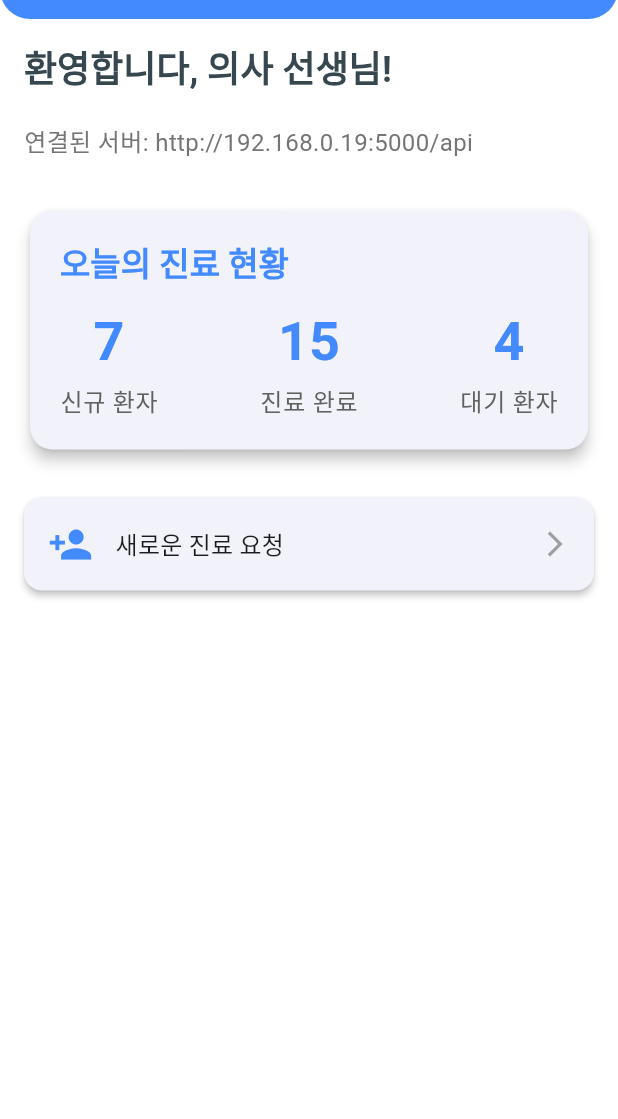
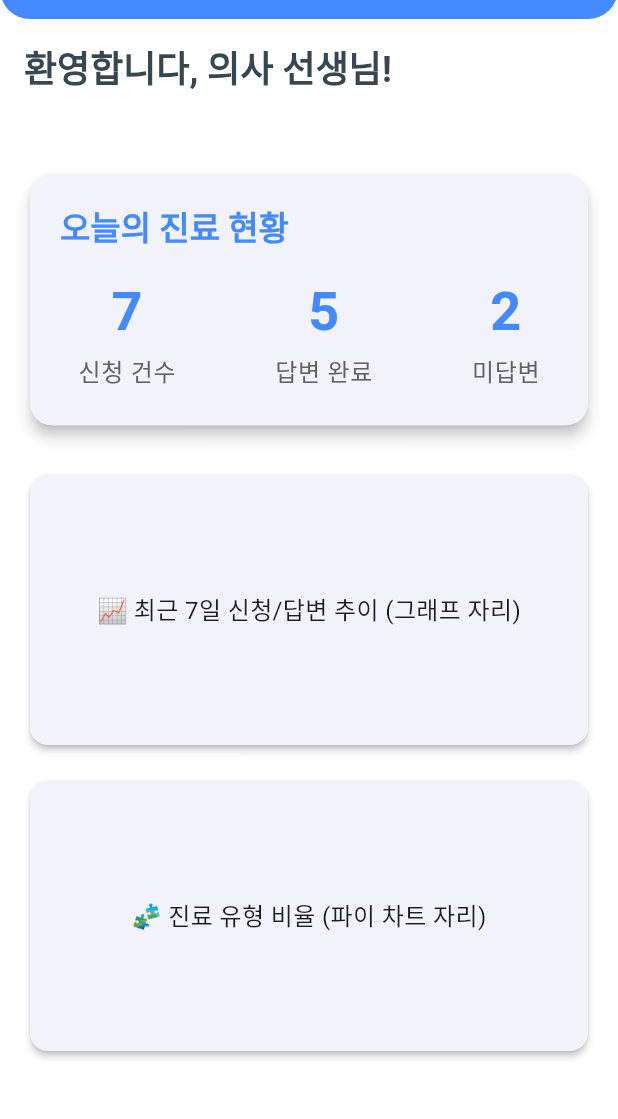
Before and after one commit to Lee-Jong-Hyuk-92/MediTooth, a Flutter app: the DRealHomeScreen screen opened by its route, in the side drawer, after a tap on the "notifications" icon, on a phone screen of 412 x 824 dp, the part 65-1184 px from its top. Run offline on Flutter 3.47's test engine with Material 3 defaults, Android fonts, the phone set to English and light mode, and no system bars; our stand-ins replace go_router, image_picker, permission_handler, plugin_platform_interface.

Commit message:
25007161509

```diff
--- a/example/lib/presentation/screens/doctor/d_real_home_screen.dart
+++ b/example/lib/presentation/screens/doctor/d_real_home_screen.dart
@@ -4,235 +4,159 @@ import 'package:provider/provider.dart';
 
 import '/presentation/viewmodel/doctor/d_dashboard_viewmodel.dart';
 
+//--------------------------------------------------------------
+//  DoctorDrawer
+//--------------------------------------------------------------
 class DoctorDrawer extends StatelessWidget {
   final String baseUrl;
-
-  const DoctorDrawer({Key? key, required this.baseUrl}) : super(key: key);
+  const DoctorDrawer({super.key, required this.baseUrl});
 
   @override
   Widget build(BuildContext context) {
     return Drawer(
       child: ListView(
         padding: EdgeInsets.zero,
-        children: <Widget>[
-          Container(
-            height: 120,
-            decoration: const BoxDecoration(
-              color: Colors.blue,
-              borderRadius: BorderRadius.only(
-                bottomRight: Radius.circular(20),
-              ),
-            ),
-            padding: const EdgeInsets.symmetric(horizontal: 16.0, vertical: 8.0),
-            child: SafeArea(
-              child: Row(
-                mainAxisAlignment: MainAxisAlignment.spaceBetween,
-                crossAxisAlignment: CrossAxisAlignment.center,
         children: [
-                  Text(
-                    'TOOTH AI 닥터 메뉴',
-                    style: Theme.of(context).textTheme.titleLarge?.copyWith(
-                          color: Colors.white,
-                          fontWeight: FontWeight.bold,
-                        ),
-                  ),
-                  IconButton(
-                    icon: const Icon(Icons.logout, color: Colors.white),
-                    onPressed: () {
-                      context.go('/login');
-                    },
-                    tooltip: '로그아웃',
-                  ),
-                ],
-              ),
-            ),
-          ),
-          _buildDrawerItem(
-            context,
-            icon: Icons.home,
-            title: '홈',
-            onTap: () {
-              Navigator.pop(context);
-              context.go('/d_home', extra: baseUrl);
-            },
-          ),
-          _buildDrawerItem(
-            context,
-            icon: Icons.personal_injury,
-            title: '비대면 진료 신청',
-            onTap: () {
-              Navigator.pop(context);
-              context.go('/d_dashboard', extra: baseUrl);
-            },
-          ),
-          _buildDrawerItem(
-            context,
-            icon: Icons.assignment,
-            title: '진료 결과',
-            onTap: () {
-              Navigator.pop(context);
-              context.go('/d_inference_result', extra: baseUrl);
-            },
-          ),
-          _buildDrawerItem(
-            context,
-            icon: Icons.event,
-            title: '진료 캘린더',
-            onTap: () {
-              Navigator.pop(context);
-              context.go('/d_calendar', extra: baseUrl);
-            },
-          ),
-          _buildDrawerItem(
-            context,
-            icon: Icons.people,
-            title: '환자 목록',
-            onTap: () {
-              Navigator.pop(context);
-              context.go('/d_patients', extra: baseUrl);
-            },
-          ),
+          _buildHeader(context),
+          _drawerItem(context, Icons.home, '홈', '/d_home'),
+          _drawerItem(context, Icons.personal_injury, '비대면 진료 현황', '/d_dashboard'),
+          _drawerItem(context, Icons.assignment, '비대면 진료 결과', '/d_inference_result'),
+          _drawerItem(context, Icons.event, '비대면 진료 캘린더', '/d_calendar'),
+          _drawerItem(context, Icons.people, '비대면 환자 목록', '/d_patients'),
           const Divider(),
-          _buildDrawerItem(
-            context,
-            icon: Icons.settings,
-            title: '설정',
-            onTap: () {
-              Navigator.pop(context);
-              context.go('/d_settings', extra: baseUrl);
-            },
-          ),
+          _drawerItem(context, Icons.settings, '설정', '/d_settings'),
         ],
       ),
     );
   }
 
-  Widget _buildDrawerItem(BuildContext context,
-      {required IconData icon, required String title, required VoidCallback onTap}) {
+  Widget _buildHeader(BuildContext context) {
+    return Container(
+      height: 120,
+      padding: const EdgeInsets.symmetric(horizontal: 16, vertical: 8),
+      decoration: const BoxDecoration(
+        color: Colors.blue,
+        borderRadius: BorderRadius.only(bottomRight: Radius.circular(20)),
+      ),
+      child: SafeArea(
+        child: Row(
+          mainAxisAlignment: MainAxisAlignment.spaceBetween,
+          children: [
+            Text('TOOTH AI 닥터 메뉴',
+                style: Theme.of(context).textTheme.titleLarge?.copyWith(
+                      color: Colors.white,
+                      fontWeight: FontWeight.bold,
+                    )),
+            IconButton(
+              icon: const Icon(Icons.logout, color: Colors.white),
+              tooltip: '로그아웃',
+              onPressed: () => context.go('/login'),
+            )
+          ],
+        ),
+      ),
+    );
+  }
+
+  Widget _drawerItem(BuildContext context, IconData icon, String title, String route) {
     return ListTile(
       leading: Icon(icon, color: Colors.blueGrey[700]),
-      title: Text(
-        title,
+      title: Text(title,
           style: Theme.of(context).textTheme.titleMedium?.copyWith(
                 color: Colors.blueGrey[800],
-            ),
-      ),
-      onTap: onTap,
-      contentPadding: const EdgeInsets.symmetric(horizontal: 20.0, vertical: 5.0),
+              )),
       shape: RoundedRectangleBorder(borderRadius: BorderRadius.circular(10)),
-      tileColor: Colors.white,
-      hoverColor: Colors.blue.withOpacity(0.1),
+      contentPadding: const EdgeInsets.symmetric(horizontal: 20, vertical: 5),
+      hoverColor: Colors.blue.withOpacity(.1),
+      onTap: () {
+        Navigator.pop(context);
+        context.go(route, extra: baseUrl);
+      },
     );
   }
 }
 
+//--------------------------------------------------------------
+//  DRealHomeScreen  (Dashboard Home)
+//--------------------------------------------------------------
 class DRealHomeScreen extends StatefulWidget {
   final String baseUrl;
-
-  const DRealHomeScreen({Key? key, required this.baseUrl}) : super(key: key);
+  const DRealHomeScreen({super.key, required this.baseUrl});
 
   @override
   State<DRealHomeScreen> createState() => _DRealHomeScreenState();
 }
 
 class _DRealHomeScreenState extends State<DRealHomeScreen> {
-  bool showNewConsultations = false;
-
   @override
   void initState() {
     super.initState();
     WidgetsBinding.instance.addPostFrameCallback((_) {
-      final viewModel = Provider.of<DoctorDashboardViewModel>(context, listen: false);
-      viewModel.loadDashboardData(widget.baseUrl);
+      context.read<DoctorDashboardViewModel>().loadDashboardData(widget.baseUrl);
     });
   }
 
   @override
   Widget build(BuildContext context) {
-    final viewModel = Provider.of<DoctorDashboardViewModel>(context);
+    final vm = context.watch<DoctorDashboardViewModel>();
+    final int pending = (vm.requestsToday - vm.answeredToday).clamp(0, 1 << 31);
 
     return Scaffold(
       appBar: AppBar(
         title: const Text('의사 대시보드 홈'),
         backgroundColor: Colors.blueAccent,
-        elevation: 0,
         shape: const RoundedRectangleBorder(
           borderRadius: BorderRadius.vertical(bottom: Radius.circular(20)),
         ),
+        elevation: 0,
         actions: [
           IconButton(
             icon: const Icon(Icons.notifications),
-            onPressed: () {
-              context.go('/d_notifications');
-            },
-          )
+            onPressed: () => context.go('/d_notifications'),
+          ),
         ],
       ),
       drawer: DoctorDrawer(baseUrl: widget.baseUrl),
       body: Padding(
-        padding: const EdgeInsets.all(16.0),
+        padding: const EdgeInsets.all(16),
         child: Column(
           crossAxisAlignment: CrossAxisAlignment.start,
           children: [
-            Text(
-              '환영합니다, 의사 선생님!',
+            Text('환영합니다, 의사 선생님!',
                 style: Theme.of(context).textTheme.headlineSmall?.copyWith(
                       fontWeight: FontWeight.bold,
                       color: Colors.blueGrey[800],
+                    )),
+            const SizedBox(height: 20),
+            // 연결된 서버 텍스트 삭제됨
+            const SizedBox(height: 30),
+            _todayStatsCard(context, requests: vm.requestsToday, answered: vm.answeredToday, pending: pending),
+            const SizedBox(height: 25),
+            Expanded(child: _additionalStatsSection(context)),
+          ],
         ),
       ),
-            const SizedBox(height: 20),
-            Text(
-              '연결된 서버: ${widget.baseUrl}',
-              style: Theme.of(context).textTheme.bodyMedium?.copyWith(
-                    color: Colors.grey[600],
-                  ),
-            ),
-            const SizedBox(height: 30),
-            Card(
+    );
+  }
+
+  Widget _todayStatsCard(BuildContext context, {required int requests, required int answered, required int pending}) {
+    return Card(
       elevation: 4,
       shape: RoundedRectangleBorder(borderRadius: BorderRadius.circular(15)),
       child: Padding(
-                padding: const EdgeInsets.all(20.0),
+        padding: const EdgeInsets.all(20),
         child: Column(
           crossAxisAlignment: CrossAxisAlignment.start,
           children: [
-                    Text(
-                      '오늘의 진료 현황',
-                      style: Theme.of(context).textTheme.titleLarge?.copyWith(
-                            fontWeight: FontWeight.bold,
-                            color: Colors.blueAccent,
-                          ),
-                    ),
+            Text('오늘의 진료 현황', style: Theme.of(context).textTheme.titleLarge?.copyWith(fontWeight: FontWeight.bold, color: Colors.blueAccent)),
             const SizedBox(height: 15),
             Row(
               mainAxisAlignment: MainAxisAlignment.spaceBetween,
               children: [
-                        _buildStatItem(context, '신규 환자', viewModel.newPatientsToday.toString()),
-                        _buildStatItem(context, '진료 완료', viewModel.completedConsultationsToday.toString()),
-                        _buildStatItem(context, '대기 환자', viewModel.pendingConsultations.toString()),
+                _statTile(context, title: '신청 건수', value: requests, onTap: () => context.go('/d_requests', extra: widget.baseUrl)),
+                _statTile(context, title: '답변 완료', value: answered, onTap: () => context.go('/d_answers', extra: widget.baseUrl)),
+                _statTile(context, title: '미답변', value: pending, onTap: () => context.go('/d_pending', extra: widget.baseUrl)),
               ],
-                    ),
-                  ],
-                ),
-              ),
-            ),
-            const SizedBox(height: 20),
-            Expanded(
-              child: ListView(
-                children: [
-                  _buildDashboardListItem(context, Icons.person_add, '새로운 진료 요청', () {
-                    setState(() {
-                      showNewConsultations = !showNewConsultations;
-                    });
-                  }),
-                  if (showNewConsultations)
-                    _buildExpandableSection(context, '진료 요청 목록', [
-                      '환자 A - 증상: 통증',
-                      '환자 B - 증상: 출혈'
-                    ]),
-                ],
-              ),
             ),
           ],
         ),
@@ -240,82 +164,53 @@ class _DRealHomeScreenState extends State<DRealHomeScreen> {
     );
   }
 
-  Widget _buildStatItem(BuildContext context, String title, String value) {
-    return Column(
+  Widget _statTile(BuildContext context, {required String title, required int value, required VoidCallback onTap}) {
+    return InkWell(
+      borderRadius: BorderRadius.circular(8),
+      onTap: onTap,
+      child: Padding(
+        padding: const EdgeInsets.symmetric(horizontal: 12, vertical: 4),
+        child: Column(
           children: [
-        Text(
-          value,
-          style: Theme.of(context).textTheme.displaySmall?.copyWith(
-                fontWeight: FontWeight.bold,
-                color: Colors.blueAccent,
-              ),
-        ),
+            Text('$value', style: Theme.of(context).textTheme.displaySmall?.copyWith(fontWeight: FontWeight.bold, color: Colors.blueAccent)),
             const SizedBox(height: 5),
-        Text(
-          title,
-          style: Theme.of(context).textTheme.bodyLarge?.copyWith(
-                color: Colors.grey[700],
-              ),
-        ),
+            Text(title, style: Theme.of(context).textTheme.bodyLarge?.copyWith(color: Colors.grey[700])),
           ],
-    );
-  }
-
-  Widget _buildDashboardListItem(BuildContext context, IconData icon, String title, VoidCallback onTap) {
-    return Card(
-      margin: const EdgeInsets.symmetric(vertical: 8.0),
-      elevation: 2,
-      shape: RoundedRectangleBorder(borderRadius: BorderRadius.circular(12)),
-      child: InkWell(
-        onTap: onTap,
-        borderRadius: BorderRadius.circular(12),
-        child: Padding(
-          padding: const EdgeInsets.all(16.0),
-          child: Row(
-            children: [
-              Icon(icon, color: Colors.blueAccent, size: 30),
-              const SizedBox(width: 15),
-              Text(
-                title,
-                style: Theme.of(context).textTheme.titleMedium?.copyWith(
-                      fontWeight: FontWeight.w500,
-                    ),
-              ),
-              const Spacer(),
-              const Icon(Icons.arrow_forward_ios, color: Colors.grey, size: 20),
-            ],
-          ),
         ),
       ),
     );
   }
 
-  Widget _buildExpandableSection(BuildContext context, String title, List<String> items) {
-    return Padding(
-      padding: const EdgeInsets.symmetric(horizontal: 16.0, vertical: 8.0),
-      child: Column(
-        crossAxisAlignment: CrossAxisAlignment.start,
+  //------------------ 추가 : 통계/그래프/최근 활동 영역 ------------------
+  Widget _additionalStatsSection(BuildContext context) {
+    final vm = context.watch<DoctorDashboardViewModel>();
+    return ListView(
       children: [
-          Text(
-            title,
-            style: Theme.of(context).textTheme.titleMedium?.copyWith(
-                  fontWeight: FontWeight.bold,
-                  color: Colors.black87,
+        // 1) 최근 7일 신청/답변 추이 그래프 (플레이스홀더)
+        Card(
+          elevation: 2,
+          shape: RoundedRectangleBorder(borderRadius: BorderRadius.circular(12)),
+          child: SizedBox(
+            height: 180,
+            child: Center(
+              child: Text('📈 최근 7일 신청/답변 추이 (그래프 자리)', style: Theme.of(context).textTheme.bodyMedium),
             ),
           ),
-          const SizedBox(height: 8),
-          ...items.map((item) => Padding(
-                padding: const EdgeInsets.symmetric(vertical: 4.0),
-                child: InkWell(
-                  onTap: () => context.go('/d_dashboard', extra: widget.baseUrl),
-                  child: Text(
-                    '• $item',
-                    style: Theme.of(context).textTheme.bodyMedium,
+        ),
+        const SizedBox(height: 16),
+        // 2) 진료 유형 비율 파이 차트 (플레이스홀더)
+        Card(
+          elevation: 2,
+          shape: RoundedRectangleBorder(borderRadius: BorderRadius.circular(12)),
+          child: SizedBox(
+            height: 180,
+            child: Center(
+              child: Text('🧩 진료 유형 비율 (파이 차트 자리)', style: Theme.of(context).textTheme.bodyMedium),
             ),
           ),
-              ))
+        ),
+        // *** 3) 최근 진료 완료 내역 리스트 제거함 ***
       ],
-      ),
     );
   }
 }
--- a/example/lib/presentation/viewmodel/doctor/d_dashboard_viewmodel.dart
+++ b/example/lib/presentation/viewmodel/doctor/d_dashboard_viewmodel.dart
@@ -1,39 +1,58 @@
+// lib/presentation/viewmodel/doctor/d_dashboard_viewmodel.dart
 import 'package:flutter/material.dart';
+import 'package:intl/intl.dart';
 
+/// 최근 진료 완료 카드에서 사용할 단순 모델
+class CompletedConsult {
+  final String patientName;
+  final DateTime completedAt;
+
+  const CompletedConsult({required this.patientName, required this.completedAt});
+
+  String get completedAtFormatted => DateFormat('MM/dd HH:mm').format(completedAt);
+}
+
+/// 의사 대시보드에 필요한 모든 통계 값을 보유하는 ViewModel
 class DoctorDashboardViewModel extends ChangeNotifier {
-  int _newPatientsToday = 0;
-  int _completedConsultationsToday = 0;
-  int _pendingConsultations = 0;
+  //------------------------- Raw Counters -------------------------
+  int _requestsToday = 0;   // 오늘 접수된 비대면 진료 신청 건수
+  int _answeredToday = 0;   // 오늘 답변 완료 건수
+  List<CompletedConsult> _recentCompleted = []; // 최근 완료 내역 (신규 → 오래된 순)
 
-  // 대시보드 통계 데이터에 접근하기 위한 게터 (getter)
-  int get newPatientsToday => _newPatientsToday;
-  int get completedConsultationsToday => _completedConsultationsToday;
-  int get pendingConsultations => _pendingConsultations;
+  //------------------------- Getters ------------------------------
+  int get requestsToday => _requestsToday;
+  int get answeredToday => _answeredToday;
+  int get pendingToday => (_requestsToday - _answeredToday).clamp(0, 1 << 31);
+  List<CompletedConsult> get recentCompleted => List.unmodifiable(_recentCompleted);
 
-  // 대시보드 데이터를 업데이트하는 메서드
-  void updateDashboardData({int? newPatients, int? completed, int? pending}) {
-    if (newPatients != null) {
-      _newPatientsToday = newPatients;
-    }
-    if (completed != null) {
-      _completedConsultationsToday = completed;
-    }
-    if (pending != null) {
-      _pendingConsultations = pending;
-    }
-    // 데이터 변경을 리스너에게 알립니다.
+  //------------------------- Public API ---------------------------
+  /// 통계 값을 한꺼번에 업데이트
+  void updateDashboardData({
+    int? requests,
+    int? answered,
+    List<CompletedConsult>? recentList,
+  }) {
+    if (requests != null) _requestsToday = requests;
+    if (answered != null) _answeredToday = answered;
+    if (recentList != null) _recentCompleted = recentList;
     notifyListeners();
   }
 
-  // 실제 서버에서 대시보드 데이터를 로드하는 비동기 메서드 (예시)
+  /// 서버에서 최신 대시보드 통계를 로드 (더미 로직)
   Future<void> loadDashboardData(String baseUrl) async {
-    // 실제 API 호출 로직을 여기에 구현합니다.
-    // 예를 들어, http 패키지를 사용하여 서버에서 데이터를 가져올 수 있습니다.
-    print('Loading dashboard data from: $baseUrl');
+    // TODO: http 패키지로 실제 REST API 호출 → JSON 파싱
+    debugPrint('Loading dashboard data from $baseUrl');
 
-    // 임시 데이터 설정 (실제 데이터를 가져온 후에는 이 부분을 제거하세요)
-    // 실제 데이터를 가져오는 비동기 작업이 완료된 후 updateDashboardData를 호출합니다.
+    // ---------------- DEMO 데이터 ----------------
     await Future.delayed(const Duration(seconds: 1)); // 네트워크 지연 시뮬레이션
-    updateDashboardData(newPatients: 7, completed: 15, pending: 4);
+    updateDashboardData(
+      requests: 7,
+      answered: 5,
+      recentList: [
+        CompletedConsult(patientName: '홍길동', completedAt: DateTime.now().subtract(const Duration(hours: 1))),
+        CompletedConsult(patientName: '김영희', completedAt: DateTime.now().subtract(const Duration(hours: 3))),
+        CompletedConsult(patientName: '박철수', completedAt: DateTime.now().subtract(const Duration(days: 1, hours: 2))),
+      ],
+    );
   }
 }
```
Also changed, not shown: example/lib/main.dart (+7 -7 lines), example/lib/presentation/screens/doctor/d_alert_list_screen.dart (+5 -4 lines), example/lib/presentation/screens/doctor/d_answers_screen.dart (added, +18 -0 lines), example/lib/presentation/screens/doctor/d_notifications_screen.dart (added, +18 -0 lines), example/lib/presentation/screens/doctor/d_patients_screen.dart (added, +18 -0 lines), example/lib/presentation/screens/doctor/d_pending_screen.dart (added, +18 -0 lines), example/lib/presentation/screens/doctor/d_requests_screen.dart (added, +23 -0 lines), example/lib/presentation/screens/doctor/d_settings_screen.dart (added, +18 -0 lines), example/lib/services/router.dart (+81 -85 lines). Lines whose indentation alone changed are shown as unchanged.
